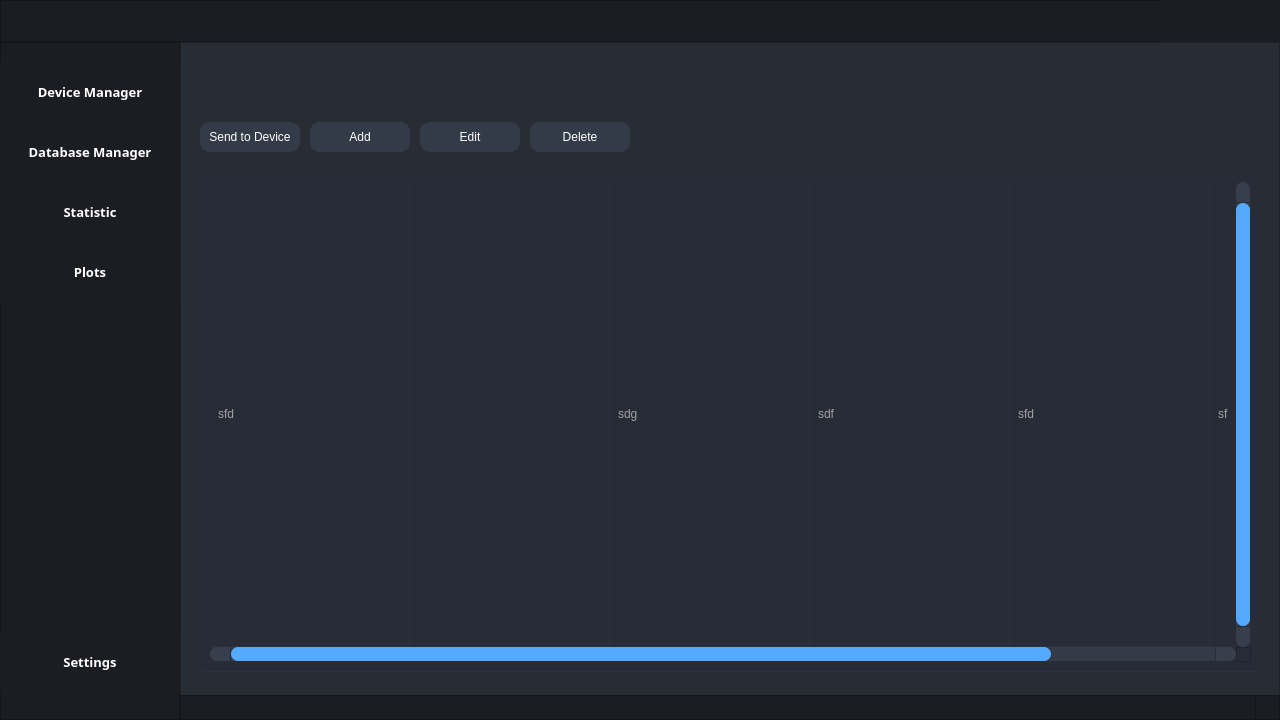
Qt form widget/form_main.ui (MetallicAlex/Thermal-Camera) before a commit.
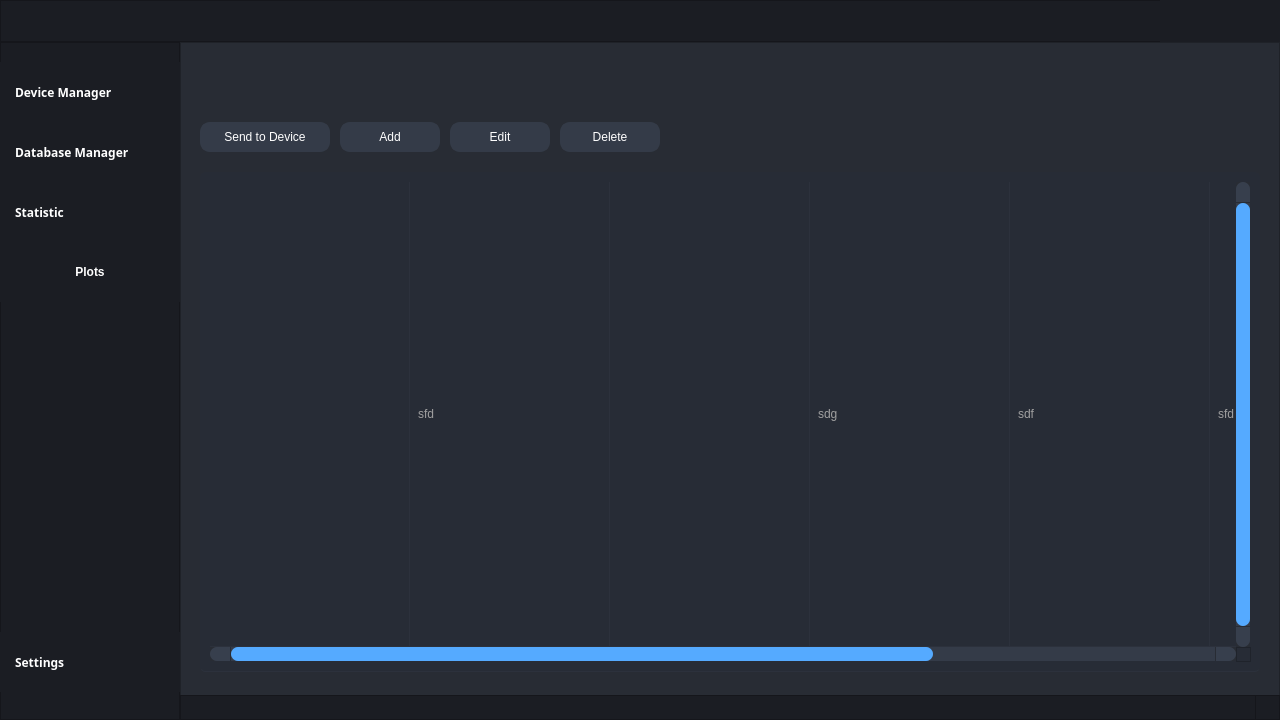
The same form after that commit. The open tabs and pages were chosen to show the change. Icons and pictures are not drawn.

Commit message: add icons and pages

What changed in the file:
```diff
--- a/widget/form_main.ui
+++ b/widget/form_main.ui
@@ -356,8 +356,8 @@
           <string/>
          </property>
          <property name="icon">
-          <iconset>
-           <normaloff>:/16x16/icons/16x16/cil-window-minimize.png</normaloff>:/16x16/icons/16x16/cil-window-minimize.png</iconset>
+          <iconset resource="files.qrc">
+           <normaloff>:/16x16/data/resources/icons/16x16/cil-window-minimize.png</normaloff>:/16x16/data/resources/icons/16x16/cil-window-minimize.png</iconset>
          </property>
         </widget>
        </item>
@@ -400,8 +400,8 @@
           <string/>
          </property>
          <property name="icon">
-          <iconset>
-           <normaloff>:/16x16/icons/16x16/cil-window-maximize.png</normaloff>:/16x16/icons/16x16/cil-window-maximize.png</iconset>
+          <iconset resource="files.qrc">
+           <normaloff>:/16x16/data/resources/icons/16x16/cil-window-maximize.png</normaloff>:/16x16/data/resources/icons/16x16/cil-window-maximize.png</iconset>
          </property>
         </widget>
        </item>
@@ -444,8 +444,8 @@
           <string/>
          </property>
          <property name="icon">
-          <iconset>
-           <normaloff>:/16x16/icons/16x16/cil-x.png</normaloff>:/16x16/icons/16x16/cil-x.png</iconset>
+          <iconset resource="files.qrc">
+           <normaloff>:/20x20/data/resources/icons/20x20/cil-x.png</normaloff>:/20x20/data/resources/icons/20x20/cil-x.png</iconset>
          </property>
         </widget>
        </item>
@@ -484,16 +484,28 @@
       </property>
       <property name="font">
        <font>
-        <family>Ebrima</family>
-        <pointsize>10</pointsize>
+        <family>Segoe UI Semibold</family>
+        <pointsize>9</pointsize>
         <weight>75</weight>
         <bold>true</bold>
        </font>
       </property>
+      <property name="focusPolicy">
+       <enum>Qt::StrongFocus</enum>
+      </property>
+      <property name="layoutDirection">
+       <enum>Qt::LeftToRight</enum>
+      </property>
+      <property name="autoFillBackground">
+       <bool>false</bool>
+      </property>
       <property name="styleSheet">
        <string notr="true">QPushButton {
-	background-position: center;
+	background-position: left;
 	background-repeat: no-reperat;
+	background-origin: content;
+    text-align: left;
+	padding-left: 15px;
 	border: none;
 	color: rgb(255, 255, 255);
 }
@@ -507,6 +519,16 @@
       <property name="text">
        <string>Device Manager</string>
       </property>
+      <property name="icon">
+       <iconset resource="files.qrc">
+        <normaloff>:/24x24/data/resources/icons/24x24/cil-screen-desktop.png</normaloff>:/24x24/data/resources/icons/24x24/cil-screen-desktop.png</iconset>
+      </property>
+      <property name="iconSize">
+       <size>
+        <width>24</width>
+        <height>24</height>
+       </size>
+      </property>
       <property name="flat">
        <bool>true</bool>
       </property>
@@ -522,16 +544,19 @@
       </property>
       <property name="font">
        <font>
-        <family>Ebrima</family>
-        <pointsize>10</pointsize>
+        <family>Segoe UI Semibold</family>
+        <pointsize>9</pointsize>
         <weight>75</weight>
         <bold>true</bold>
        </font>
       </property>
       <property name="styleSheet">
        <string notr="true">QPushButton {
-	background-position: center;
+	background-position: left;
 	background-repeat: no-reperat;
+	background-origin: content;
+    text-align: left;
+	padding-left: 15px;
 	border: none;
 	color: rgb(255, 255, 255);
 }
@@ -545,11 +570,21 @@
       <property name="text">
        <string>Database Manager</string>
       </property>
+      <property name="icon">
+       <iconset resource="files.qrc">
+        <normaloff>:/24x24/data/resources/icons/24x24/cil-people.png</normaloff>:/24x24/data/resources/icons/24x24/cil-people.png</iconset>
+      </property>
+      <property name="iconSize">
+       <size>
+        <width>24</width>
+        <height>24</height>
+       </size>
+      </property>
       <property name="flat">
        <bool>true</bool>
       </property>
      </widget>
-     <widget class="QPushButton" name="pushButton_3">
+     <widget class="QPushButton" name="button_statistic">
       <property name="geometry">
        <rect>
         <x>0</x>
@@ -560,16 +595,19 @@
       </property>
       <property name="font">
        <font>
-        <family>Ebrima</family>
-        <pointsize>10</pointsize>
+        <family>Segoe UI Semibold</family>
+        <pointsize>9</pointsize>
         <weight>75</weight>
         <bold>true</bold>
        </font>
       </property>
       <property name="styleSheet">
        <string notr="true">QPushButton {
-	background-position: center;
+	background-position: left;
 	background-repeat: no-reperat;
+	background-origin: content;
+    text-align: left;
+	padding-left: 15px;
 	border: none;
 	color: rgb(255, 255, 255);
 }
@@ -583,6 +621,16 @@
       <property name="text">
        <string>Statistic</string>
       </property>
+      <property name="icon">
+       <iconset resource="files.qrc">
+        <normaloff>:/24x24/data/resources/icons/24x24/cil-chart-line.png</normaloff>:/24x24/data/resources/icons/24x24/cil-chart-line.png</iconset>
+      </property>
+      <property name="iconSize">
+       <size>
+        <width>24</width>
+        <height>24</height>
+       </size>
+      </property>
       <property name="flat">
        <bool>true</bool>
       </property>
@@ -598,8 +646,8 @@
       </property>
       <property name="font">
        <font>
-        <family>Ebrima</family>
-        <pointsize>10</pointsize>
+        <family>Segoe UI</family>
+        <pointsize>9</pointsize>
         <weight>75</weight>
         <bold>true</bold>
        </font>
@@ -636,16 +684,19 @@
       </property>
       <property name="font">
        <font>
-        <family>Ebrima</family>
-        <pointsize>10</pointsize>
+        <family>Segoe UI Semibold</family>
+        <pointsize>9</pointsize>
         <weight>75</weight>
         <bold>true</bold>
        </font>
       </property>
       <property name="styleSheet">
        <string notr="true">QPushButton {
-	background-position: center;
+	background-position: left;
 	background-repeat: no-reperat;
+	background-origin: content;
+    text-align: left;
+	padding-left: 15px;
 	border: none;
 	color: rgb(255, 255, 255);
 }
@@ -659,6 +710,16 @@
       <property name="text">
        <string>Settings</string>
       </property>
+      <property name="icon">
+       <iconset resource="files.qrc">
+        <normaloff>:/24x24/data/resources/icons/24x24/cil-settings.png</normaloff>:/24x24/data/resources/icons/24x24/cil-settings.png</iconset>
+      </property>
+      <property name="iconSize">
+       <size>
+        <width>24</width>
+        <height>24</height>
+       </size>
+      </property>
       <property name="flat">
        <bool>true</bool>
       </property>
@@ -692,7 +753,7 @@
        </rect>
       </property>
       <property name="currentIndex">
-       <number>0</number>
+       <number>3</number>
       </property>
       <widget class="QWidget" name="page_device">
        <widget class="QTableWidget" name="table_devices">
@@ -937,7 +998,7 @@
          <number>5</number>
         </property>
         <attribute name="horizontalHeaderVisible">
-         <bool>true</bool>
+         <bool>false</bool>
         </attribute>
         <attribute name="horizontalHeaderCascadingSectionResizes">
          <bool>true</bool>
@@ -1039,6 +1100,10 @@
         <property name="text">
          <string>Add</string>
         </property>
+        <property name="icon">
+         <iconset resource="files.qrc">
+          <normaloff>:/16x16/data/resources/icons/16x16/cil-plus.png</normaloff>:/16x16/data/resources/icons/16x16/cil-plus.png</iconset>
+        </property>
        </widget>
        <widget class="QPushButton" name="button_search_device">
         <property name="geometry">
@@ -1070,6 +1135,10 @@
         <property name="text">
          <string>Search</string>
         </property>
+        <property name="icon">
+         <iconset resource="files.qrc">
+          <normaloff>:/16x16/data/resources/icons/16x16/cil-find-in-page.png</normaloff>:/16x16/data/resources/icons/16x16/cil-find-in-page.png</iconset>
+        </property>
        </widget>
        <widget class="QPushButton" name="button_edit_device">
         <property name="geometry">
@@ -1101,6 +1170,10 @@
         <property name="text">
          <string>Edit</string>
         </property>
+        <property name="icon">
+         <iconset resource="files.qrc">
+          <normaloff>:/16x16/data/resources/icons/16x16/cil-pencil.png</normaloff>:/16x16/data/resources/icons/16x16/cil-pencil.png</iconset>
+        </property>
        </widget>
        <widget class="QPushButton" name="button_delete_device">
         <property name="geometry">
@@ -1132,6 +1205,10 @@
         <property name="text">
          <string>Delete</string>
         </property>
+        <property name="icon">
+         <iconset resource="files.qrc">
+          <normaloff>:/16x16/data/resources/icons/16x16/cil-remove.png</normaloff>:/16x16/data/resources/icons/16x16/cil-remove.png</iconset>
+        </property>
        </widget>
       </widget>
       <widget class="QWidget" name="page_database">
@@ -1374,7 +1451,7 @@
          <number>1</number>
         </property>
         <property name="columnCount">
-         <number>6</number>
+         <number>7</number>
         </property>
         <attribute name="horizontalHeaderVisible">
          <bool>false</bool>
@@ -1398,6 +1475,11 @@
          <bool>true</bool>
         </attribute>
         <row/>
+        <column>
+         <property name="text">
+          <string/>
+         </property>
+        </column>
         <column>
          <property name="text">
           <string>ID</string>
@@ -1428,28 +1510,28 @@
           <string>Phone Number</string>
          </property>
         </column>
-        <item row="0" column="0">
+        <item row="0" column="1">
          <property name="text">
           <string>sfd</string>
          </property>
         </item>
-        <item row="0" column="2">
-         <property name="text">
-          <string>sdg</string>
-         </property>
-        </item>
         <item row="0" column="3">
          <property name="text">
-          <string>sdf</string>
+          <string>sdg</string>
          </property>
         </item>
         <item row="0" column="4">
          <property name="text">
-          <string>sfd</string>
+          <string>sdf</string>
          </property>
         </item>
         <item row="0" column="5">
          <property name="text">
+          <string>sfd</string>
+         </property>
+        </item>
+        <item row="0" column="6">
+         <property name="text">
           <string>sf</string>
          </property>
         </item>
@@ -1457,7 +1539,7 @@
        <widget class="QPushButton" name="button_delete_person">
         <property name="geometry">
          <rect>
-          <x>340</x>
+          <x>370</x>
           <y>70</y>
           <width>100</width>
           <height>30</height>
@@ -1484,11 +1566,15 @@
         <property name="text">
          <string>Delete</string>
         </property>
+        <property name="icon">
+         <iconset resource="files.qrc">
+          <normaloff>:/16x16/data/resources/icons/16x16/cil-remove.png</normaloff>:/16x16/data/resources/icons/16x16/cil-remove.png</iconset>
+        </property>
        </widget>
        <widget class="QPushButton" name="button_edit_person">
         <property name="geometry">
          <rect>
-          <x>230</x>
+          <x>260</x>
           <y>70</y>
           <width>100</width>
           <height>30</height>
@@ -1515,11 +1601,15 @@
         <property name="text">
          <string>Edit</string>
         </property>
+        <property name="icon">
+         <iconset resource="files.qrc">
+          <normaloff>:/16x16/data/resources/icons/16x16/cil-pencil.png</normaloff>:/16x16/data/resources/icons/16x16/cil-pencil.png</iconset>
+        </property>
        </widget>
        <widget class="QPushButton" name="button_add_person">
         <property name="geometry">
          <rect>
-          <x>120</x>
+          <x>150</x>
           <y>70</y>
           <width>100</width>
           <height>30</height>
@@ -1546,13 +1636,17 @@
         <property name="text">
          <string>Add</string>
         </property>
+        <property name="icon">
+         <iconset resource="files.qrc">
+          <normaloff>:/16x16/data/resources/icons/16x16/cil-plus.png</normaloff>:/16x16/data/resources/icons/16x16/cil-plus.png</iconset>
+        </property>
        </widget>
        <widget class="QPushButton" name="button_send_device">
         <property name="geometry">
          <rect>
           <x>10</x>
           <y>70</y>
-          <width>100</width>
+          <width>130</width>
           <height>30</height>
          </rect>
         </property>
@@ -1577,9 +1671,14 @@
         <property name="text">
          <string>Send to Device</string>
         </property>
+        <property name="icon">
+         <iconset resource="files.qrc">
+          <normaloff>:/16x16/data/resources/icons/16x16/cil-paper-plane.png</normaloff>:/16x16/data/resources/icons/16x16/cil-paper-plane.png</iconset>
+        </property>
        </widget>
       </widget>
       <widget class="QWidget" name="page_statistic"/>
+      <widget class="QWidget" name="page_settings"/>
      </widget>
      <widget class="QFrame" name="frame_statusbar">
       <property name="geometry">
@@ -1608,9 +1707,12 @@
          <height>25</height>
         </rect>
        </property>
+       <property name="contextMenuPolicy">
+        <enum>Qt::DefaultContextMenu</enum>
+       </property>
        <property name="styleSheet">
         <string notr="true">QSizeGrip {
-	background-image: url(:/16x16/icons/16x16/cil-size-grip.png);
+	background-image: url(:/16x16/data/resources/icons/16x16/cil-size-grip.png);
 	background-position: center;
 	background-repeat: no-reperat;
 }</string>
```
Left out of the diff: 4 changed lines with no effect on the pictures. The commit also changes 589 other files.
